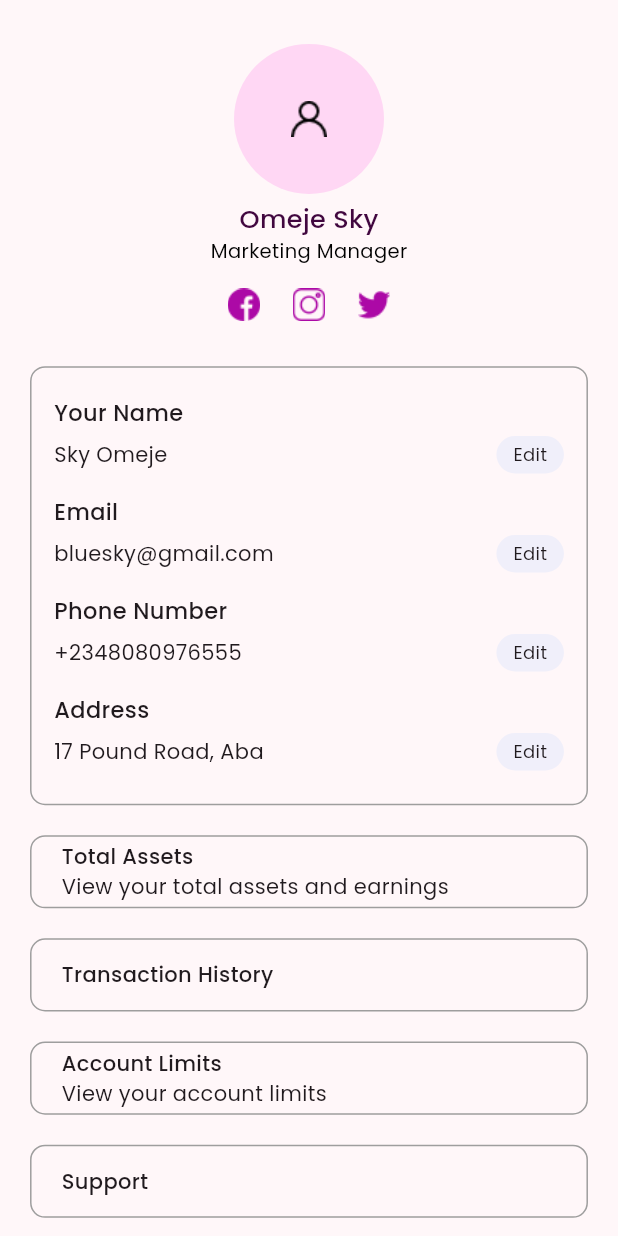
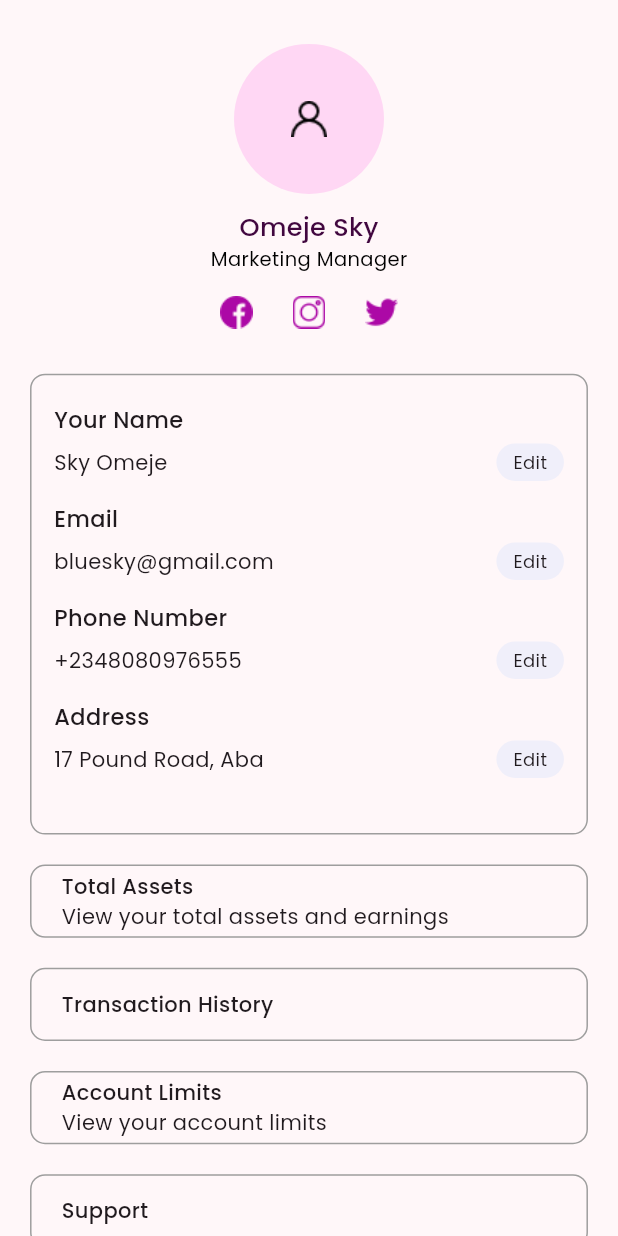
Before and after one commit to Chi-naza/Bulloak-FInance, a Flutter app: the ProfileScreen screen opened by its route, on a phone screen of 412 x 824 dp. Run offline on Flutter 3.47's test engine with Material 3 defaults, Android fonts, the light colour scheme and no system bars; our stand-ins replace fl_chart, flutter_advanced_drawer, flutter_credit_card, flutter_screenutil, get, google_fonts and 3 more; missing offline and left inert: number_text_input_formatter; accounts and stored records are empty; network calls fail.

Commit message:
modifications to cards and profile ui

```diff
--- a/lib/main.dart
+++ b/lib/main.dart
@@ -3,7 +3,6 @@ import 'package:bulloak_fin_mgt_fin_mgt/controllers/auth_controller.dart';
 import 'package:bulloak_fin_mgt_fin_mgt/controllers/plan_controller.dart';
 import 'package:bulloak_fin_mgt_fin_mgt/controllers/transaction_controller.dart';
 import 'package:bulloak_fin_mgt_fin_mgt/routes/pages.dart';
-import 'package:bulloak_fin_mgt_fin_mgt/screens/navbar/navbar.dart';
 import 'package:flutter/material.dart';
 import 'package:flutter/services.dart';
 import 'package:flutter_screenutil/flutter_screenutil.dart';
--- a/lib/routes/names.dart
+++ b/lib/routes/names.dart
@@ -17,6 +17,7 @@ class AppRoutes {
   static const profile = '/profile';
   static const cards = '/cards';
   static const navbar = '/homeNav';
+  static const totalAssets = '/totalAssets';
 
   // static const Login = '/login';
   // static const INITIAL = '/';
--- a/lib/routes/pages.dart
+++ b/lib/routes/pages.dart
@@ -2,13 +2,14 @@ import 'package:bulloak_fin_mgt_fin_mgt/routes/names.dart';
 import 'package:bulloak_fin_mgt_fin_mgt/screens/auth/launch.dart';
 import 'package:bulloak_fin_mgt_fin_mgt/screens/auth/login.dart';
 import 'package:bulloak_fin_mgt_fin_mgt/screens/auth/otp_verification.dart';
-import 'package:bulloak_fin_mgt_fin_mgt/screens/profile.dart';
+import 'package:bulloak_fin_mgt_fin_mgt/screens/profile/profile.dart';
 import 'package:bulloak_fin_mgt_fin_mgt/screens/auth/recovery.dart/resetPSWD.dart';
 import 'package:bulloak_fin_mgt_fin_mgt/screens/auth/sign_up.dart';
 import 'package:bulloak_fin_mgt_fin_mgt/screens/cards.dart';
 import 'package:bulloak_fin_mgt_fin_mgt/screens/history/transactionhistory.dart';
 import 'package:bulloak_fin_mgt_fin_mgt/screens/investment/expected_profit.dart';
 import 'package:bulloak_fin_mgt_fin_mgt/screens/investment/inv_plans.dart';
+import 'package:bulloak_fin_mgt_fin_mgt/screens/profile/totalAssets.dart';
 import 'package:bulloak_fin_mgt_fin_mgt/screens/transactions/deposit.dart';
 import 'package:bulloak_fin_mgt_fin_mgt/screens/transactions/make_transfer.dart';
 import 'package:bulloak_fin_mgt_fin_mgt/screens/transactions/withdraw.dart';
@@ -92,5 +93,9 @@ class AppPages {
       name: AppRoutes.navbar,
       page: () => const HomeNav(),
     ),
+    GetPage(
+      name: AppRoutes.totalAssets,
+      page: () => TotalAssets(),
+    ),
   ];
 }
--- a/lib/screens/navbar/navbar.dart
+++ b/lib/screens/navbar/navbar.dart
@@ -1,5 +1,5 @@
 import 'package:bulloak_fin_mgt_fin_mgt/screens/dashboard.dart';
-import 'package:bulloak_fin_mgt_fin_mgt/screens/profile.dart';
+import 'package:bulloak_fin_mgt_fin_mgt/screens/profile/profile.dart';
 import 'package:flutter/material.dart';
 import 'package:flutter_screenutil/flutter_screenutil.dart';
 import 'package:get/get.dart';
--- a/lib/screens/profile.dart
+++ b/lib/screens/profile/profile.dart
@@ -3,7 +3,7 @@ import 'package:flutter_screenutil/flutter_screenutil.dart';
 import 'package:get/get.dart';
 import 'package:google_fonts/google_fonts.dart';
 
-import '../widgets/edit_profile.dart';
+import '../../widgets/edit_profile.dart';
 
 class ProfileScreen extends StatelessWidget {
   const ProfileScreen({super.key});
@@ -25,7 +25,7 @@ class ProfileScreen extends StatelessWidget {
                       'assets/images/user.png'), //user's profile pic
                 ),
               ),
-              const SizedBox(height: 5),
+              const SizedBox(height: 10),
               Text(
                 'Omeje Sky',
                 style: GoogleFonts.poppins(
@@ -40,7 +40,7 @@ class ProfileScreen extends StatelessWidget {
               ),
               const SizedBox(height: 15),
               Padding(
-                padding: EdgeInsets.symmetric(horizontal: 110.w),
+                padding: EdgeInsets.symmetric(horizontal: 100.w),
                 child: Row(
                   mainAxisAlignment: MainAxisAlignment.spaceEvenly,
                   children: [
@@ -52,7 +52,7 @@ class ProfileScreen extends StatelessWidget {
               ),
               const SizedBox(height: 30),
               Container(
-                height: 300.h,
+                height: 315.h,
                 width: w,
                 decoration: BoxDecoration(
                     border: Border.all(color: Colors.grey),
@@ -136,7 +136,9 @@ class ProfileScreen extends StatelessWidget {
               const SizedBox(height: 20),
 
               // 0
-              Container(
+              GestureDetector(
+                onTap: () => Get.toNamed('/totalAssets'),
+                child: Container(
                   height: 50.h,
                   width: w,
                   decoration: BoxDecoration(
@@ -151,14 +153,15 @@ class ProfileScreen extends StatelessWidget {
                         children: [
                           Text(
                             'Total Assets',
-                          style:
-                              GoogleFonts.poppins(fontWeight: FontWeight.w500),
+                            style: GoogleFonts.poppins(
+                                fontWeight: FontWeight.w500),
                           ),
                           Text(
                             'View your total assets and earnings',
                             style: GoogleFonts.poppins(),
                           )
                         ]),
+                  ),
                 ),
               ),
               const SizedBox(height: 20),
--- a/lib/widgets/maindrawer.dart
+++ b/lib/widgets/maindrawer.dart
@@ -1,4 +1,4 @@
-import 'package:bulloak_fin_mgt_fin_mgt/screens/profile.dart';
+import 'package:bulloak_fin_mgt_fin_mgt/screens/profile/profile.dart';
 import 'package:bulloak_fin_mgt_fin_mgt/screens/history/history.dart';
 import 'package:flutter/material.dart';
 import 'package:get/get.dart';
@@ -121,13 +121,11 @@ class MainDrawer extends StatelessWidget {
                   ),
                 ],
               ),
-
               ListTile(
                 onTap: () {},
                 leading: const Icon(Icons.people_outline),
                 title: Text('Referrals', style: GoogleFonts.poppins()),
               ),
-
               Divider(color: Colors.grey.shade800),
               ListTile(
                 onTap: () {},
```
Also changed, not shown: lib/screens/cards.dart (+18 -2 lines), lib/screens/profile/totalAssets.dart (added, +64 -0 lines), lib/widgets/custom_button.dart (+11 -7 lines). Lines whose indentation alone changed are shown as unchanged.
